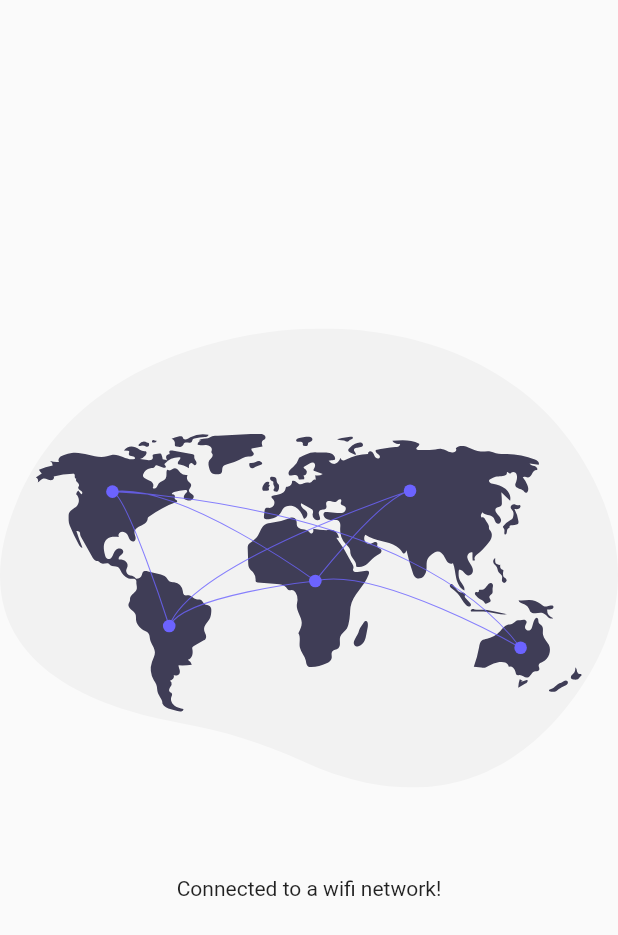
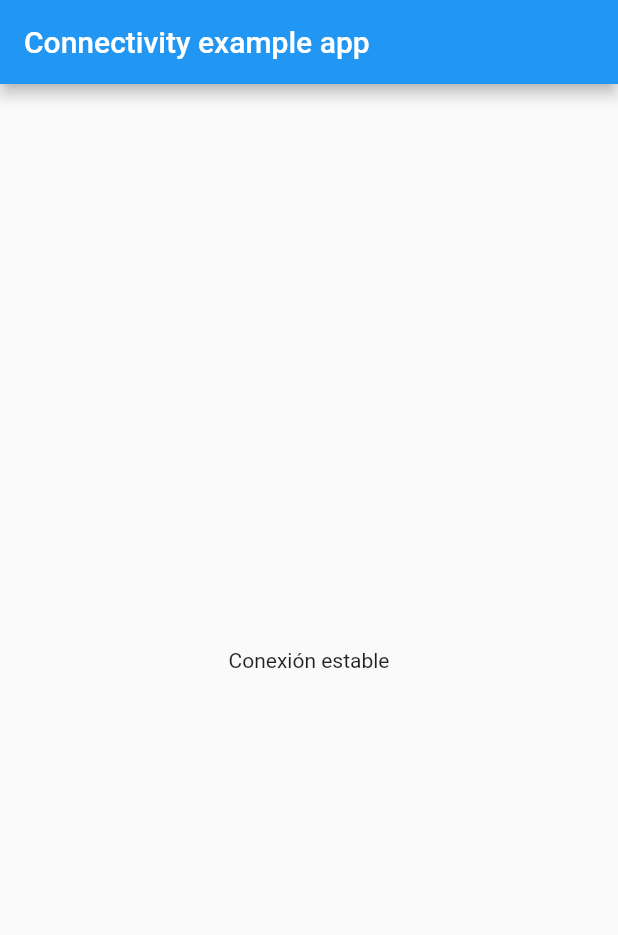
Before and after one commit to ManuelaGar/conecty_app, a Flutter app: the screen it shows after launch, on a phone screen of 412 x 824 dp. Shown: the top 935 px of the screen. Run offline on Flutter 3.47's test engine with Material 2 defaults, Android fonts, the phone set to English and light mode, and no system bars; our stand-ins replace connectivity.

Commit message:
Connectivity example WIP

```diff
--- a/lib/main.dart
+++ b/lib/main.dart
@@ -1,10 +1,9 @@
-import 'package:app_settings/app_settings.dart';
+import 'dart:async';
+
 import 'package:connectivity/connectivity.dart';
+import 'package:flutter/foundation.dart';
 import 'package:flutter/material.dart';
-import 'package:flutter_svg/svg.dart';
-import 'package:provider/provider.dart';
-
-import 'connectivityChangeNotifier.dart';
+import 'package:flutter/services.dart';
 
 void main() {
   runApp(MyApp());
@@ -13,73 +12,118 @@ void main() {
 class MyApp extends StatelessWidget {
   @override
   Widget build(BuildContext context) {
-    return ChangeNotifierProvider(
-        create: (context) {
-          ConnectivityChangeNotifier changeNotifier =
-              ConnectivityChangeNotifier();
-          changeNotifier.initialLoad();
-          return changeNotifier;
-        },
-        child: MaterialApp(
-          debugShowCheckedModeBanner: false,
-          title: 'Network Connectivity',
+    return MaterialApp(
+      title: 'Flutter Demo',
       theme: ThemeData(
         primarySwatch: Colors.blue,
-            visualDensity: VisualDensity.adaptivePlatformDensity,
       ),
-          home: MyHomePage(title: 'Network Connectivity'),
-        ));
+      home: MyHomePage(title: 'Flutter Demo Home Page'),
+    );
   }
 }
 
-class MyHomePage extends StatelessWidget {
-  MyHomePage({this.title});
+class MyHomePage extends StatefulWidget {
+  MyHomePage({Key key, @required this.title}) : super(key: key);
+
   final String title;
+
+  @override
+  _MyHomePageState createState() => _MyHomePageState();
+}
+
+class _MyHomePageState extends State<MyHomePage> {
+  String _connectionStatus = 'Unknown';
+  final Connectivity _connectivity = Connectivity();
+  StreamSubscription<ConnectivityResult> _connectivitySubscription;
+
+  @override
+  void initState() {
+    super.initState();
+    initConnectivity();
+    _connectivitySubscription =
+        _connectivity.onConnectivityChanged.listen(_updateConnectionStatus);
+  }
+
+  @override
+  void dispose() {
+    _connectivitySubscription.cancel();
+    super.dispose();
+  }
+
+  // Platform messages are asynchronous, so we initialize in an async method.
+  Future<void> initConnectivity() async {
+    ConnectivityResult result = ConnectivityResult.none;
+    // Platform messages may fail, so we use a try/catch PlatformException.
+    try {
+      result = await _connectivity.checkConnectivity();
+    } on PlatformException catch (e) {
+      print(e.toString());
+    }
+
+    // If the widget was removed from the tree while the asynchronous platform
+    // message was in flight, we want to discard the reply rather than calling
+    // setState to update our non-existent appearance.
+    if (!mounted) {
+      return Future.value(null);
+    }
+
+    return _updateConnectionStatus(result);
+  }
 
   @override
   Widget build(BuildContext context) {
     return Scaffold(
       appBar: AppBar(
-        backgroundColor: Colors.transparent,
-        elevation: 0,
-        brightness: Brightness.light,
+        title: const Text('Connectivity example app'),
       ),
       body: Center(
-        child: Consumer<ConnectivityChangeNotifier>(
-          builder: (BuildContext context,
-              ConnectivityChangeNotifier connectivityChangeNotifier,
-              Widget child) {
-            return Column(
-              mainAxisSize: MainAxisSize.max,
-              mainAxisAlignment: MainAxisAlignment.center,
-              crossAxisAlignment: CrossAxisAlignment.center,
+        child: _connectionStatus == 'ConnectivityResult.none'
+            ? AlertDialog(
+                title: Text('Error de conexión'),
+                content: Row(
                   children: <Widget>[
-                Flexible(
-                  child: SvgPicture.asset(connectivityChangeNotifier.svgUrl,
-                      fit: BoxFit.contain),
+                    Icon(
+                      Icons.wifi_off,
+                      color: Colors.red,
                     ),
-                Flexible(
-                  child: Padding(
-                    padding: const EdgeInsets.fromLTRB(30.0, 20, 30, 100),
+                    SizedBox(
+                      width: 10.0,
+                    ),
+                    Expanded(
                       child: Text(
-                      connectivityChangeNotifier.pageText,
-                      textAlign: TextAlign.center,
+                          'Verifica tu acceso a internet e inténtalo de nuevo'),
+                    ),
+                  ],
+                ),
+                shape: RoundedRectangleBorder(
+                  borderRadius: BorderRadius.all(
+                    Radius.circular(10.0),
                   ),
                 ),
-                ),
-                if (connectivityChangeNotifier.connectivity !=
-                    ConnectivityResult.wifi)
-                  Flexible(
-                    child: ElevatedButton(
-                      child: Text('Open Settings'),
-                      onPressed: () => AppSettings.openAppSettings(),
-                    ),
-                  )
-              ],
-            );
+                actions: <Widget>[
+                  TextButton(
+                    child: Text('Ok'),
+                    onPressed: () {
+                      Navigator.of(context).pop();
                     },
                   ),
+                ],
+              )
+            : Text('Conexión estable'),
       ),
     );
   }
+
+  Future<void> _updateConnectionStatus(ConnectivityResult result) async {
+    switch (result) {
+      case ConnectivityResult.wifi:
+      case ConnectivityResult.mobile:
+      case ConnectivityResult.none:
+        setState(() => _connectionStatus = result.toString());
+        break;
+      default:
+        setState(() => _connectionStatus = 'Failed to get connectivity.');
+        break;
     }
+  }
+}
--- a/pubspec.yaml
+++ b/pubspec.yaml
@@ -16,6 +16,7 @@ dependencies:
   connectivity: ^3.0.3
   flutter_svg: ^0.22.0
   app_settings: 4.1.0
+  rflutter_alert: ^2.0.2
 
 dev_dependencies:
   flutter_test:
```
Also changed, not shown: pubspec.lock. Lines whose indentation alone changed are shown as unchanged.
